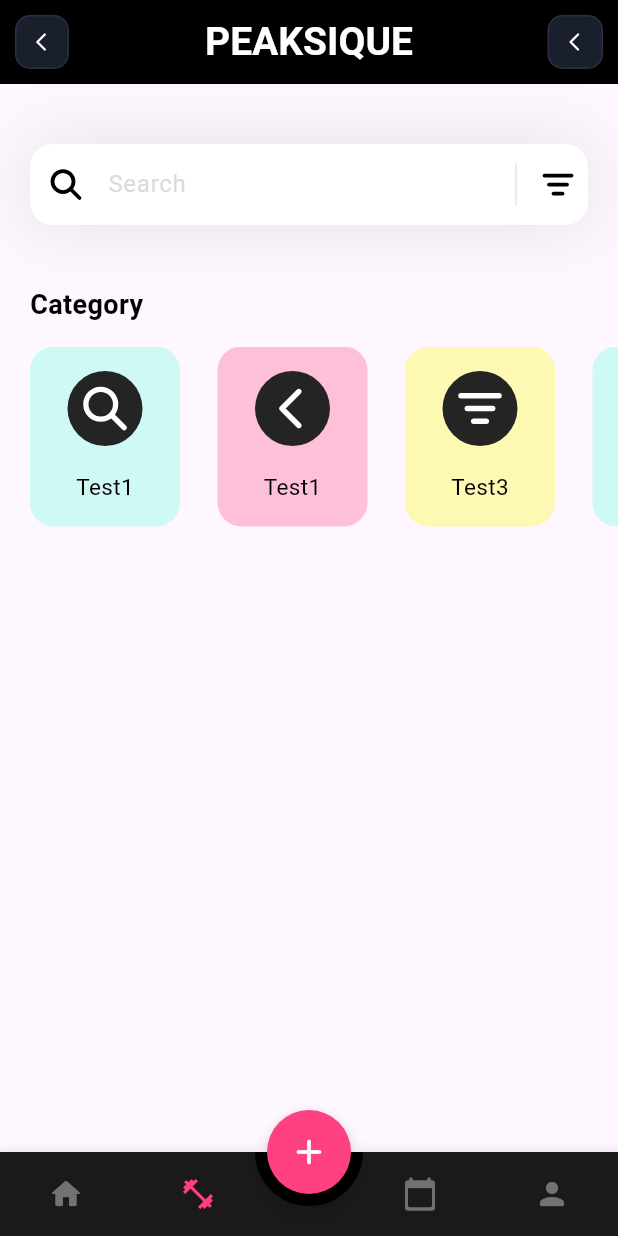
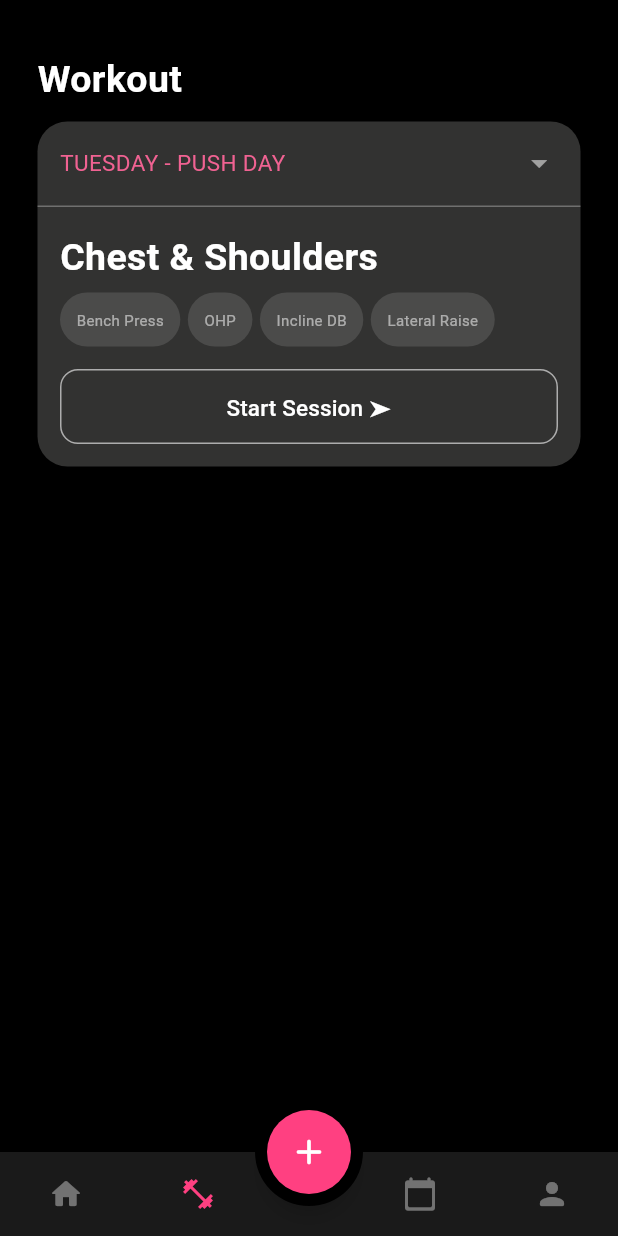
Before and after one commit to Feeder029/PEAKSIQUE, a Flutter app: the MainLayout screen opened directly, item 2 of the bottom bar chosen, on a phone screen of 412 x 824 dp. Run offline on Flutter 3.47's test engine with Material 3 defaults, Android fonts, the phone set to English and light mode, and no system bars; drawn by our look-alikes of animated_bottom_navigation_bar; our stand-ins replace calendar_date_picker2, flutter_svg, introduction_screen; missing offline and left inert: linear_progress_bar.

Commit message:
workout start session with expandlde workout info

```diff
--- a/lib/pages/home.dart
+++ b/lib/pages/home.dart
@@ -1,8 +1,8 @@
 import 'package:flutter/material.dart';
 import 'package:linear_progress_bar/linear_progress_bar.dart';
 
-class Home extends StatelessWidget {
-  const Home({super.key});
+class HomePage extends StatelessWidget {
+  const HomePage({super.key});
 
   @override
   Widget build(BuildContext context) {
--- a/lib/pages/navigation.dart
+++ b/lib/pages/navigation.dart
@@ -2,7 +2,7 @@ import 'package:animated_bottom_navigation_bar/animated_bottom_navigation_bar.da
 import 'package:flutter/material.dart';
 import 'package:peaksique/pages/schedule.dart';
 import 'package:peaksique/pages/session_add.dart';
-import 'package:peaksique/pages/home2.dart';
+import 'package:peaksique/pages/workout.dart';
 
 import 'home.dart';
 
@@ -25,9 +25,9 @@ class _MainLayoutState extends State<MainLayout> {
   ];
 
   final List<Widget> _pages = [
-    const Home(),
     const HomePage(),
-    const Schedule(),
+    const WorkoutPage(),
+    const SchedulePage(),
     const Placeholder(),
   ];
 
--- a/lib/pages/schedule.dart
+++ b/lib/pages/schedule.dart
@@ -1,14 +1,14 @@
 import 'package:flutter/material.dart';
 import 'package:calendar_date_picker2/calendar_date_picker2.dart';
 
-class Schedule extends StatefulWidget {
-  const Schedule({super.key});
+class SchedulePage extends StatefulWidget {
+  const SchedulePage({super.key});
 
   @override
-  State<Schedule> createState() => _ScheduleState();
+  State<SchedulePage> createState() => _ScheduleState();
 }
 
-class _ScheduleState extends State<Schedule> {
+class _ScheduleState extends State<SchedulePage> {
   List<DateTime?> _dates = [];
   bool showCalendar = false;
   final TextEditingController dateController = TextEditingController();
@@ -23,7 +23,7 @@ class _ScheduleState extends State<Schedule> {
           child: Column(
             children: [
               Container(
-                color: const Color(0xFF1A1A2E),
+
                 padding: const EdgeInsets.all(16),
                 child: Column(
                   crossAxisAlignment: CrossAxisAlignment.start,
@@ -143,7 +143,7 @@ class _ScheduleState extends State<Schedule> {
                         centerAlignModePicker: false,
                         customModePickerIcon: const SizedBox(),
 
-                        // 👇 Hide the built-in month/year header to avoid duplicate
+                        // Hide the built-in month/year header to avoid duplicate
                         controlsHeight: 0,
                         lastDate: DateTime(2100),
                         firstDate: DateTime(2000),
@@ -164,7 +164,7 @@ class _ScheduleState extends State<Schedule> {
                       onDisplayedMonthChanged: (month) {
                         setState(
                           () => _focusedMonth = month,
-                        ); // 👈 keep in sync if user swipes
+                        ); //  keep in sync if user swipes
                       },
                     ),
                   ],
--- /dev/null
+++ b/lib/pages/workout.dart
@@ -0,0 +1,335 @@
+import 'package:flutter/material.dart';
+
+class WorkoutPage extends StatefulWidget {
+  const WorkoutPage({super.key});
+
+  @override
+  State<WorkoutPage> createState() => _WorkoutPageState();
+}
+
+class _WorkoutPageState extends State<WorkoutPage> {
+  bool preview = true;
+
+  @override
+  Widget build(BuildContext context) {
+    return Scaffold(
+      backgroundColor: Colors.black,
+      body: Padding(
+        padding: const EdgeInsets.only(
+          top: 35,
+          left: 25,
+          right: 25,
+          bottom: 25,
+        ),
+        child: Column(
+          children: [
+            Container(
+              alignment: Alignment.centerLeft,
+              child: Text(
+                'Workout',
+                style: TextStyle(
+                  fontSize: 25,
+                  color: Colors.white,
+                  fontWeight: FontWeight.bold,
+                ),
+              ),
+            ),
+            SizedBox(height: 10),
+            Container(
+              width: double.infinity,
+              decoration: BoxDecoration(
+                color: const Color.fromARGB(255, 50, 50, 49),
+                borderRadius: BorderRadius.circular(20),
+              ),
+              child: Column(
+                children: [
+                  Column(
+                    children: [
+                      Padding(
+                        padding: EdgeInsets.all(15),
+                        child: Row(
+                          mainAxisAlignment: MainAxisAlignment.spaceBetween,
+                          children: [
+                            Text(
+                              'TUESDAY - PUSH DAY',
+                              style: TextStyle(
+                                color: Colors.pink.shade300,
+                                fontSize: 15,
+                              ),
+                            ),
+                            GestureDetector(
+                              onTap: () {
+                                setState(() {
+                                  preview = !preview;
+                                });
+                              },
+                              child: Icon(
+                                preview ? Icons.arrow_drop_down : Icons.arrow_drop_up,
+                                color: Colors.white54,
+                                size: 25,
+                              ),
+                            ),
+                          ],
+                        ),
+                      ),
+                      Divider(height: 3, color: Colors.white30, indent: 0),
+                    ],
+                  ),
+                  Padding(
+                    padding: EdgeInsets.all(15),
+                    child: Column(
+                      crossAxisAlignment: CrossAxisAlignment.start,
+                      children: [
+                        Text(
+                          'Chest & Shoulders',
+                          style: TextStyle(
+                            color: Colors.white,
+                            fontSize: 25,
+                            fontWeight: FontWeight.bold,
+                          ),
+                        ),
+                        if (preview)
+                          Padding(
+                            padding: EdgeInsets.symmetric(vertical: 5),
+                            child: Wrap(
+                              spacing: 5,
+                              runSpacing: 5,
+                              children: [
+                                Container(
+                                  padding: EdgeInsets.all(10),
+                                  decoration: BoxDecoration(
+                                    border: Border.all(
+                                      color: Colors.transparent,
+                                    ),
+                                    borderRadius: BorderRadius.circular(25),
+                                    color: Colors.white12,
+                                  ),
+                                  child: Text(
+                                    'Bench Press',
+                                    style: TextStyle(
+                                      fontSize: 10,
+                                      color: Colors.white54,
+                                    ),
+                                  ),
+                                ),
+                                Container(
+                                  padding: EdgeInsets.all(10),
+                                  decoration: BoxDecoration(
+                                    border: Border.all(
+                                      color: Colors.transparent,
+                                    ),
+                                    borderRadius: BorderRadius.circular(25),
+                                    color: Colors.white12,
+                                  ),
+                                  child: Text(
+                                    'OHP',
+                                    style: TextStyle(
+                                      fontSize: 10,
+                                      color: Colors.white54,
+                                    ),
+                                  ),
+                                ),
+                                Container(
+                                  padding: EdgeInsets.all(10),
+                                  decoration: BoxDecoration(
+                                    border: Border.all(
+                                      color: Colors.transparent,
+                                    ),
+                                    borderRadius: BorderRadius.circular(25),
+                                    color: Colors.white12,
+                                  ),
+                                  child: Text(
+                                    'Incline DB',
+                                    style: TextStyle(
+                                      fontSize: 10,
+                                      color: Colors.white54,
+                                    ),
+                                  ),
+                                ),
+                                Container(
+                                  padding: EdgeInsets.all(10),
+                                  decoration: BoxDecoration(
+                                    border: Border.all(
+                                      color: Colors.transparent,
+                                    ),
+                                    borderRadius: BorderRadius.circular(25),
+                                    color: Colors.white12,
+                                  ),
+                                  child: Text(
+                                    'Lateral Raise',
+                                    style: TextStyle(
+                                      fontSize: 10,
+                                      color: Colors.white54,
+                                    ),
+                                  ),
+                                ),
+                              ],
+                            ),
+                          ),
+                        if(!preview)
+                          Column(
+                            mainAxisAlignment: MainAxisAlignment.center,
+                            children: [
+                              Container(
+                                width: double.infinity,
+                                padding: EdgeInsets.all(10),
+                                decoration: BoxDecoration(
+                                  border: Border.all(color: Colors.white30),
+                                  borderRadius: BorderRadius.circular(12)
+                                ),
+                                child: Column(
+                                  children: [
+                                    Text(
+                                      'Bench Press',
+                                      textAlign: TextAlign.center,
+                                      style: TextStyle(
+                                        fontSize: 15,
+                                        fontWeight: FontWeight.bold,
+                                        color: Colors.white,
+                                      ),
+                                    ),
+                                    Padding(
+                                      padding: EdgeInsetsGeometry.all(10),
+                                      child: Divider(
+                                        color: Colors.white12,
+                                        height: 1,
+                                      ),
+                                    ),
+                                    Row(
+                                      mainAxisAlignment: MainAxisAlignment.spaceAround,
+                                      children: [
+                                        Container(
+                                          width: 90,
+                                          padding: EdgeInsets.all(10),
+                                          decoration: BoxDecoration(
+                                            border: Border.all(color:Colors.transparent),
+                                            borderRadius: BorderRadius.circular(12),
+                                            color: Colors.grey.shade800
+                                          ),
+                                          child: Column(
+                                            children: [
+                                              Text(
+                                                 '3',
+                                                  textAlign: TextAlign.center,
+                                                  style: TextStyle(
+                                                    fontSize: 12,
+                                                    color: Colors.white,
+                                                    fontWeight: FontWeight.bold
+                                                  ),
+                                              ),
+                                              Text(
+                                                 'SETS',
+                                                  textAlign: TextAlign.center,
+                                                  style: TextStyle(
+                                                    fontSize: 13,
+                                                    color: Colors.white,
+                                                    fontWeight: FontWeight.bold
+                                                  ),
+                                              ),
+                                            ],
+                                          ),
+                                        ),
+                                        SizedBox(width: 5,),
+                                        Container(
+                                          width: 90,
+                                          padding: EdgeInsets.all(10),
+                                          decoration: BoxDecoration(
+                                            border: Border.all(color:Colors.transparent),
+                                            borderRadius: BorderRadius.circular(12),
+                                            color: Colors.grey.shade800
+                                          ),
+                                          child: Column(
+                                            children: [
+                                              Text(
+                                                 '36',
+                                                  textAlign: TextAlign.center,
+                                                  style: TextStyle(
+                                                    fontSize: 12,
+                                                    color: Colors.white,
+                                                    fontWeight: FontWeight.bold
+                                                  ),
+                                              ),
+                                              Text(
+                                                 'REPS',
+                                                  textAlign: TextAlign.center,
+                                                  style: TextStyle(
+                                                    fontSize: 13,
+                                                    color: Colors.white,
+                                                    fontWeight: FontWeight.bold
+                                                  ),
+                                              ),
+                                            ],
+                                          ),
+                                        ),
+                                        SizedBox(width: 5,),
+                                        Container(
+                                          width: 90,
+                                          padding: EdgeInsets.all(10),
+                                          decoration: BoxDecoration(
+                                            border: Border.all(color:Colors.transparent),
+                                            borderRadius: BorderRadius.circular(12),
+                                            color: Colors.grey.shade800
+                                          ),
+                                          child: Column(
+                                            children: [
+                                              Text(
+                                                 '120',
+                                                  textAlign: TextAlign.center,
+                                                  style: TextStyle(
+                                                    fontSize: 12,
+                                                    color: Colors.white,
+                                                    fontWeight: FontWeight.bold
+                                                  ),
+                                              ),
+                                              Text(
+                                                 'KG',
+                                                  textAlign: TextAlign.center,
+                                                  style: TextStyle(
+                                                    fontSize: 13,
+                                                    color: Colors.white,
+                                                    fontWeight: FontWeight.bold
+                                                  ),
+                                              ),
+                                            ],
+                                          ),
+                                        ),
+                                      ],
+                                    ),
+                                  ],
+                                ),
+                              ),
+                            ],
+                          ),
+                        SizedBox(height: 10),
+                        OutlinedButton(
+                          onPressed: () {},
+                          style: OutlinedButton.styleFrom(
+                            side: const BorderSide(color: Colors.white60),
+                            backgroundColor: const Color.fromARGB(
+                              255,
+                              50,
+                              50,
+                              49,
+                            ),
+                            shape: RoundedRectangleBorder(
+                              borderRadius: BorderRadius.circular(15 * 0.8),
+                            ),
+                            minimumSize: Size(double.infinity, 50),
+                          ),
+                          child: Text(
+                            "Start Session ➤",
+                            style: TextStyle(fontSize: 15, color: Colors.white),
+                          ),
+                        ),
+                      ],
+                    ),
+                  ),
+                ],
+              ),
+            ),
+          ],
+        ),
+      ),
+    );
+  }
+}
```
